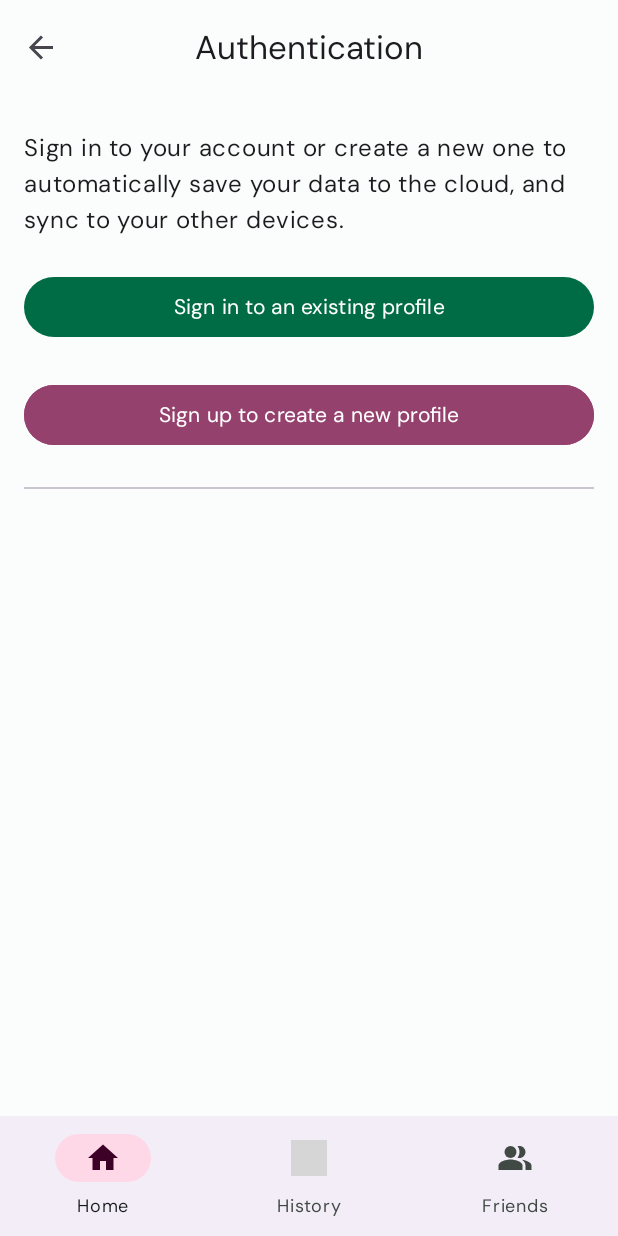
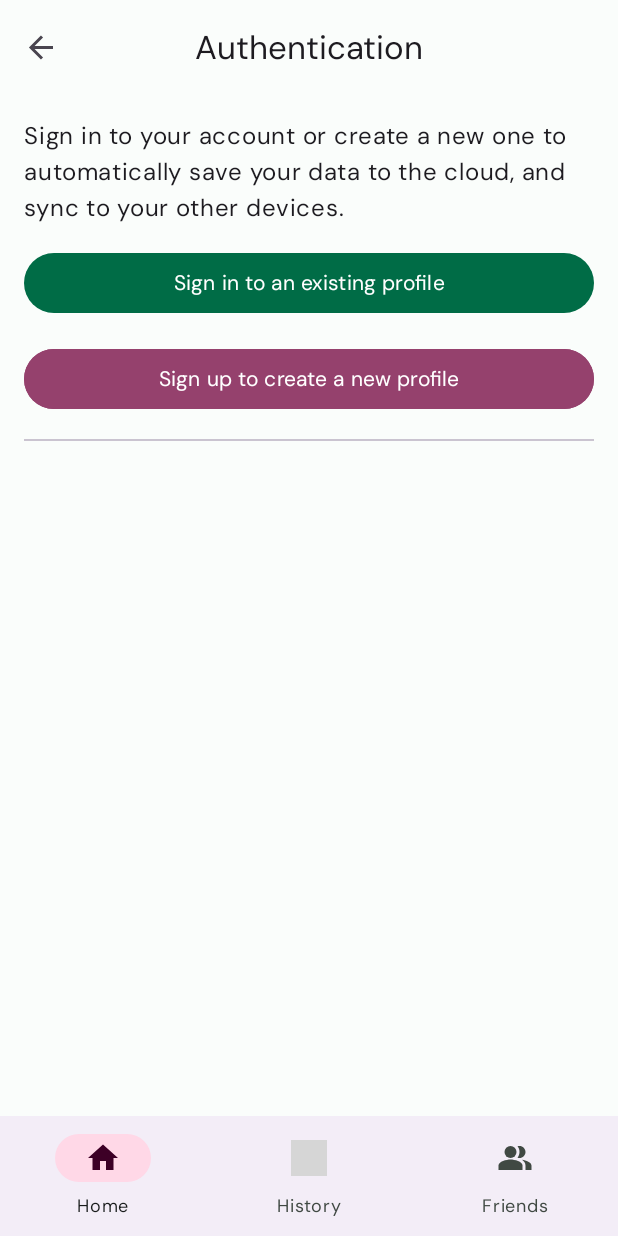
Before and after one commit to H3isenb3rg/MobileProgramming2023, an Android app: the AuthFragment screen opened through its navigation route, on a phone screen of 412 x 824 dp. Run offline under Robolectric (Android 15) with nearby library versions, the phone set to English and light mode, and no system bars; our stand-ins replace navigation-ui; grey boxes are pictures that could not be loaded.

Commit message:
Adds comments, changes some spaces

```diff
--- a/app/src/main/java/it/unibs/mp/horace/ui/home/HomeFragment.kt
+++ b/app/src/main/java/it/unibs/mp/horace/ui/home/HomeFragment.kt
@@ -23,6 +23,8 @@ class HomeFragment : TopLevelFragment() {
     }
 
     override fun onViewCreated(view: View, savedInstanceState: Bundle?) {
+        // If the fragment is reached after a successful sign up,
+        // show a snack bar
         if (args.signUpSuccessful) {
             Snackbar.make(
                 view, getString(R.string.signed_up_successfully), Snackbar.LENGTH_SHORT
--- a/app/src/main/res/layout/fragment_auth.xml
+++ b/app/src/main/res/layout/fragment_auth.xml
@@ -10,7 +10,7 @@
     <TextView
         android:layout_width="match_parent"
         android:layout_height="wrap_content"
-        android:layout_marginTop="24dp"
+        android:layout_marginTop="16dp"
         android:text="@string/authentication_desc"
         android:textAppearance="?attr/textAppearanceBodyLarge" />
 
@@ -18,7 +18,7 @@
         android:id="@+id/btnSignIn"
         android:layout_width="match_parent"
         android:layout_height="wrap_content"
-        android:layout_marginTop="24dp"
+        android:layout_marginTop="16dp"
 
         android:text="@string/sign_in_question" />
 
@@ -26,7 +26,7 @@
         android:id="@+id/btnSignUp"
         android:layout_width="match_parent"
         android:layout_height="wrap_content"
-        android:layout_marginTop="24dp"
+        android:layout_marginTop="16dp"
         android:backgroundTint="?attr/colorSecondary"
         android:text="@string/sign_up_question"
         android:textColor="?attr/colorOnSecondary" />
@@ -34,6 +34,6 @@
     <com.google.android.material.divider.MaterialDivider
         android:layout_width="match_parent"
         android:layout_height="wrap_content"
-        android:layout_marginTop="24dp" />
+        android:layout_marginTop="16dp" />
 
 </LinearLayout>
```
Also changed, not shown: app/src/main/java/it/unibs/mp/horace/MainActivity.kt (+4 -3 lines), app/src/main/java/it/unibs/mp/horace/TopLevelFragment.kt (+7 -2 lines).
